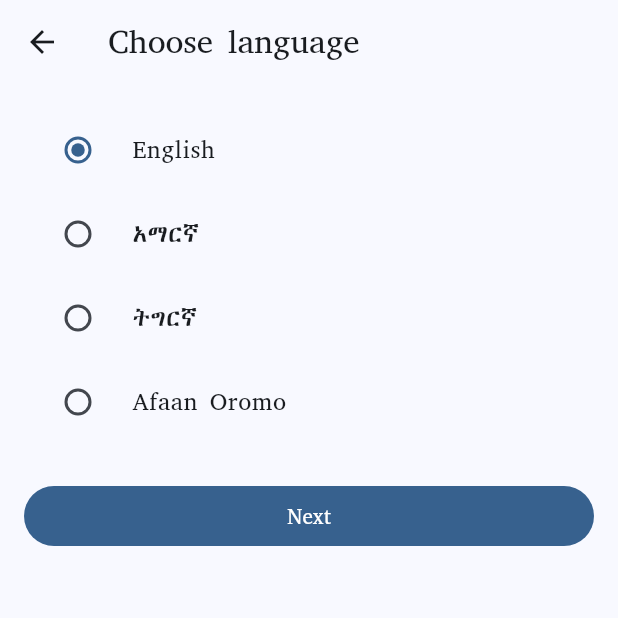
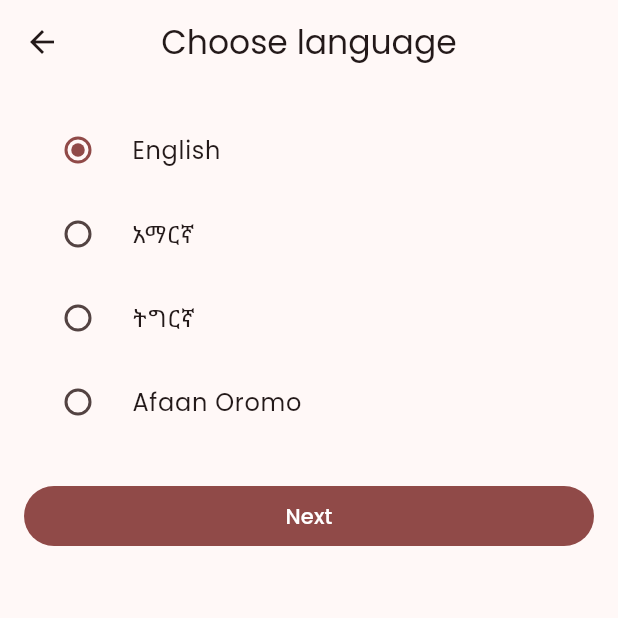
Before and after one commit to hemen-babis/rootedpath, a Flutter app: the screen it shows after launch, after a tap on "Next", on a phone screen of 412 x 824 dp, the top half of it. Run offline on Flutter 3.47's test engine with Material 3 defaults, Android fonts, the phone set to English and light mode, and no system bars; our stand-ins replace cloud_firestore, firebase_auth, firebase_core, flutter_local_notifications, flutter_secure_storage, google_fonts and 3 more; missing offline and left inert: add_2_calendar; accounts and stored records are empty.

Commit message:
fix(app): clean main.dart wiring with AppTheme and wizard; UI chrome en/am only

```diff
--- a/lib/main.dart
+++ b/lib/main.dart
@@ -1,28 +1,29 @@
 import 'package:flutter/material.dart';
 import 'package:flutter_localizations/flutter_localizations.dart';
-import 'app/theme.dart';
+
+import 'theme/app_theme.dart';
 import 'l10n/app_localizations.dart';
+
 import 'services/prefs.dart';
+import 'services/cache.dart';
+import 'services/notifications_service.dart';
+import 'services/firebase_boot.dart';
+
+import 'app/root_scaffold.dart';
 import 'features/onboarding/language_screen.dart';
 import 'features/onboarding/age_screen.dart';
-import 'features/prayer/prayer_screen.dart';
-import 'features/readings/reading_screen.dart';
-import 'features/confession/confession_screen.dart';
-import 'services/notifications_service.dart';
-import 'services/cache.dart';
-import 'app/root_scaffold.dart';
-import 'services/firebase_boot.dart';
-import 'features/settings/settings_screen.dart';
-import 'features/feedback/feedback_screen.dart';
 
 Future<void> main() async {
   WidgetsFlutterBinding.ensureInitialized();
   await AppPrefs.init();
-  await NotificationsService.init();
   await CacheService.init();
+  try {
+    await FirebaseBoot.init();
+  } catch (_) {}
+  try {
+    await NotificationsService.init();
+  } catch (_) {}
   runApp(const RootedPathApp());
-  WidgetsFlutterBinding.ensureInitialized();
-  await FirebaseBoot.init();
 }
 
 class RootedPathApp extends StatefulWidget {
@@ -32,16 +33,21 @@ class RootedPathApp extends StatefulWidget {
 }
 
 class _RootedPathAppState extends State<RootedPathApp> {
-  late Locale _uiLocale;       // en | am for Material/Cupertino
-  late Locale _contentLocale;  // en | am | ti | om for our strings
+  late Locale _uiLocale;       // en | am (Material/Cupertino chrome)
+  late Locale _contentLocale;  // en | am | ti | om (our content)
   bool _onboarded = false;
 
   @override
   void initState() {
     super.initState();
-    _contentLocale = Locale(AppPrefs.contentLangCode);
+    final content = (AppPrefs.contentLangCode.isNotEmpty)
+        ? AppPrefs.contentLangCode
+        : 'en';
+    _contentLocale = Locale(content);
+
     final ui = AppPrefs.uiLangCode;
     _uiLocale = (ui == 'am' || ui == 'en') ? Locale(ui) : const Locale('en');
+
     _onboarded = AppPrefs.isOnboarded;
   }
 
@@ -49,7 +55,7 @@ class _RootedPathAppState extends State<RootedPathApp> {
     // Always set content language
     await AppPrefs.setContentLangCode(code);
 
-    // UI chrome must stay en/am to avoid delegate issues
+    // UI chrome must stay en/am to avoid missing delegates
     if (code == 'en' || code == 'am') {
       await AppPrefs.setUiLangCode(code);
       setState(() {
@@ -60,7 +66,7 @@ class _RootedPathAppState extends State<RootedPathApp> {
       await AppPrefs.setUiLangCode('en');
       setState(() {
         _uiLocale = const Locale('en');
-        _contentLocale = Locale(code); // ti / om
+        _contentLocale = Locale(code); // 'ti' or 'om'
       });
     }
   }
@@ -71,7 +77,7 @@ class _RootedPathAppState extends State<RootedPathApp> {
     setState(() => _onboarded = true);
   }
 
-  // Launch the wizard (can be used at first run or later from settings)
+  /// Two-step wizard: language -> age
   Future<void> _startWizard(BuildContext context) async {
     // Step 1: Language
     final lang = await Navigator.of(context).push<String>(
@@ -85,7 +91,7 @@ class _RootedPathAppState extends State<RootedPathApp> {
       MaterialPageRoute(
         builder: (_) => AgeScreen(
           initial: AppPrefs.ageGroup,
-          contentLocale: Locale(lang),   // 👈 pass the selected language here
+          contentLocale: Locale(lang),
         ),
       ),
     );
@@ -97,24 +103,29 @@ class _RootedPathAppState extends State<RootedPathApp> {
   Widget build(BuildContext context) {
     return MaterialApp(
       debugShowCheckedModeBanner: false,
+
+      // UI chrome (Material/Cupertino) locale
       locale: _uiLocale,
-      onGenerateTitle: (ctx) => AppLocalizations.of(ctx)!.appTitle,
+      supportedLocales: const [Locale('en'), Locale('am')],
       localizationsDelegates: const [
-        AppLocalizations.delegate,
+        AppLocalizations.delegate, // your app content
         GlobalMaterialLocalizations.delegate,
         GlobalWidgetsLocalizations.delegate,
         GlobalCupertinoLocalizations.delegate,
       ],
-      supportedLocales: const [Locale('en'), Locale('am')],
-      theme: appTheme(),
+      onGenerateTitle: (ctx) => AppLocalizations.of(ctx)?.appTitle ?? 'rootedpath',
+
+      // Theming based on content locale (so Ethiopic fonts apply)
+      theme: AppTheme.light(_contentLocale),
+      darkTheme: AppTheme.dark(_contentLocale),
+
+      // Home
       home: _onboarded
           ? RootScaffold(
         contentLocale: _contentLocale,
         onOpenWizard: _startWizard,
       )
-          : _Welcome(
-        onStart: _startWizard,
-      ),
+          : _Welcome(onStart: _startWizard),
     );
   }
 }
@@ -126,7 +137,7 @@ class _Welcome extends StatelessWidget {
 
   @override
   Widget build(BuildContext context) {
-    final t = AppLocalizations.of(context)!;
+    final t = AppLocalizations.of(context);
     return Scaffold(
       body: SafeArea(
         child: Center(
@@ -137,15 +148,13 @@ class _Welcome extends StatelessWidget {
               child: Column(
                 mainAxisAlignment: MainAxisAlignment.center,
                 children: [
-                  // App "logo" placeholder — replace with your asset later
                   const FlutterLogo(size: 96),
                   const SizedBox(height: 24),
                   Text(
-                    t.appTitle,
+                    t?.appTitle ?? 'rootedpath',
                     style: Theme.of(context).textTheme.headlineMedium,
                   ),
                   const SizedBox(height: 16),
-                  // KJV public-domain verse (safe)
                   Text(
                     '“Thy word is a lamp unto my feet, and a light unto my path.”\n— Psalm 119:105',
                     textAlign: TextAlign.center,
@@ -154,7 +163,7 @@ class _Welcome extends StatelessWidget {
                   const SizedBox(height: 32),
                   FilledButton(
                     onPressed: () => onStart(context),
-                    child: Text(t.next), // "Get started"
+                    child: Text(t?.next ?? 'Next'),
                   ),
                 ],
               ),
@@ -165,106 +174,3 @@ class _Welcome extends StatelessWidget {
     );
   }
 }
-
-/// Home: minimal shell; opens wizard from gear
-// in lib/main.dart
-
-class _Home extends StatelessWidget {
-  final Locale contentLocale;
-  final Future<void> Function(BuildContext) onOpenWizard;
-  const _Home({required this.contentLocale, required this.onOpenWizard});
-
-  @override
-  Widget build(BuildContext context) {
-    return FutureBuilder<AppLocalizations>(
-      key: ValueKey('home-${contentLocale.languageCode}'),
-      future: AppLocalizations.delegate.load(contentLocale),
-      builder: (context, snap) {
-        final t = snap.data;
-        return Scaffold(
-          appBar: AppBar(
-            title: Text(t?.appTitle ?? '...'),
-            actions: [
-              IconButton(
-                icon: const Icon(Icons.settings),
-                tooltip: t?.chooseLanguage ?? 'Language',
-                onPressed: () => onOpenWizard(context),
-              ),
-            ],
-          ),
-          body: !snap.hasData
-              ? const Center(child: CircularProgressIndicator())
-              : Center(
-            child: ConstrainedBox(
-              constraints: const BoxConstraints(maxWidth: 360),
-              child: Column(
-                mainAxisSize: MainAxisSize.min,
-                children: [
-                  SizedBox(
-                    width: double.infinity,
-                    child: FilledButton(
-                      onPressed: () => Navigator.of(context).push(
-                        MaterialPageRoute(
-                          builder: (_) => ReadingScreen(contentLocale: contentLocale),
-                        ),
-                      ),
-                      child: Text(t!.dailyReading),
-                    ),
-                  ),
-                  const SizedBox(height: 12),
-                  SizedBox(
-                    width: double.infinity,
-                    child: FilledButton.tonal(
-                      onPressed: () => Navigator.of(context).push(
-                        MaterialPageRoute(
-                          builder: (_) => ConfessionScreen(contentLocale: contentLocale),
-                        ),
-                      ),
-                      child: Text(t.confessionPlanner),
-                    ),
-                  ),
-                  const SizedBox(height: 12),
-                  SizedBox(
-                    width: 360,
-                    child: FilledButton.tonal(
-                      onPressed: () async {
-                        // Web fallback: show a toast/snack
-                        try {
-                          await NotificationsService.scheduleDailyReading();
-                          ScaffoldMessenger.of(context).showSnackBar(
-                            const SnackBar(content: Text('Daily reminder scheduled for 7:00 AM')),
-                          );
-                        } catch (_) {
-                          ScaffoldMessenger.of(context).showSnackBar(
-                            const SnackBar(content: Text('Reminders supported on Android/iOS')),
-                          );
-                        }
-                      },
-                      child: const Text('Enable daily reminder'),
-                    ),
-                  ),
-                  const SizedBox(height: 8),
-                  TextButton(
-                    onPressed: () async {
-                      try {
-                        await NotificationsService.scheduleTestInSeconds(5);
-                        ScaffoldMessenger.of(context).showSnackBar(
-                          const SnackBar(content: Text('Test notification in 5s…')),
-                        );
-                      } catch (_) {
-                        ScaffoldMessenger.of(context).showSnackBar(
-                          const SnackBar(content: Text('Test works on Android/iOS')),
-                        );
-                      }
-                    },
-                    child: const Text('Send test now'),
-                  ),
-                ],
-              ),
-            ),
-          ),
-        );
-      },
-    );
-  }
-}
--- a/lib/theme/app_theme.dart
+++ b/lib/theme/app_theme.dart
@@ -0,0 +1,61 @@
+import 'package:flutter/material.dart';
+import 'package:google_fonts/google_fonts.dart';
+
+class AppTheme {
+  static const seed = Color(0xFF7B1E22);
+  static const gold = Color(0xFFB08900);
+
+  static ThemeData light(Locale locale) {
+    final scheme = ColorScheme.fromSeed(
+      seedColor: seed,
+      brightness: Brightness.light,
+    );
+    return ThemeData(
+      useMaterial3: true,
+      colorScheme: scheme.copyWith(secondary: gold, tertiary: gold),
+      appBarTheme: const AppBarTheme(centerTitle: true),
+      cardTheme: CardThemeData(
+        elevation: 1,
+        shape: RoundedRectangleBorder(
+          borderRadius: BorderRadius.circular(16),
+        ),
+      ),
+      chipTheme: ChipThemeData(
+        shape: RoundedRectangleBorder(borderRadius: BorderRadius.circular(12)),
+      ),
+      textTheme: _textThemeFor(locale, Brightness.light),
+    );
+  }
+
+  static ThemeData dark(Locale locale) {
+    final scheme = ColorScheme.fromSeed(
+      seedColor: seed,
+      brightness: Brightness.dark,
+    );
+    return ThemeData(
+      useMaterial3: true,
+      colorScheme: scheme.copyWith(secondary: gold, tertiary: gold),
+      appBarTheme: const AppBarTheme(centerTitle: true),
+      cardTheme: CardThemeData(
+        elevation: 0,
+        shape: RoundedRectangleBorder(
+          borderRadius: BorderRadius.circular(16),
+        ),
+      ),
+      chipTheme: ChipThemeData(
+        shape: RoundedRectangleBorder(borderRadius: BorderRadius.circular(12)),
+      ),
+      textTheme: _textThemeFor(locale, Brightness.dark),
+    );
+  }
+
+  static TextTheme _textThemeFor(Locale locale, Brightness b) {
+    final base = (b == Brightness.dark ? ThemeData.dark() : ThemeData.light()).textTheme;
+    final code = locale.languageCode.toLowerCase();
+    // Ethiopic scripts → Abyssinica SIL; else Poppins
+    if (code == 'am' || code == 'ti' || code == 'om') {
+      return GoogleFonts.abyssinicaSilTextTheme(base);
+    }
+    return GoogleFonts.poppinsTextTheme(base);
+  }
+}
```
